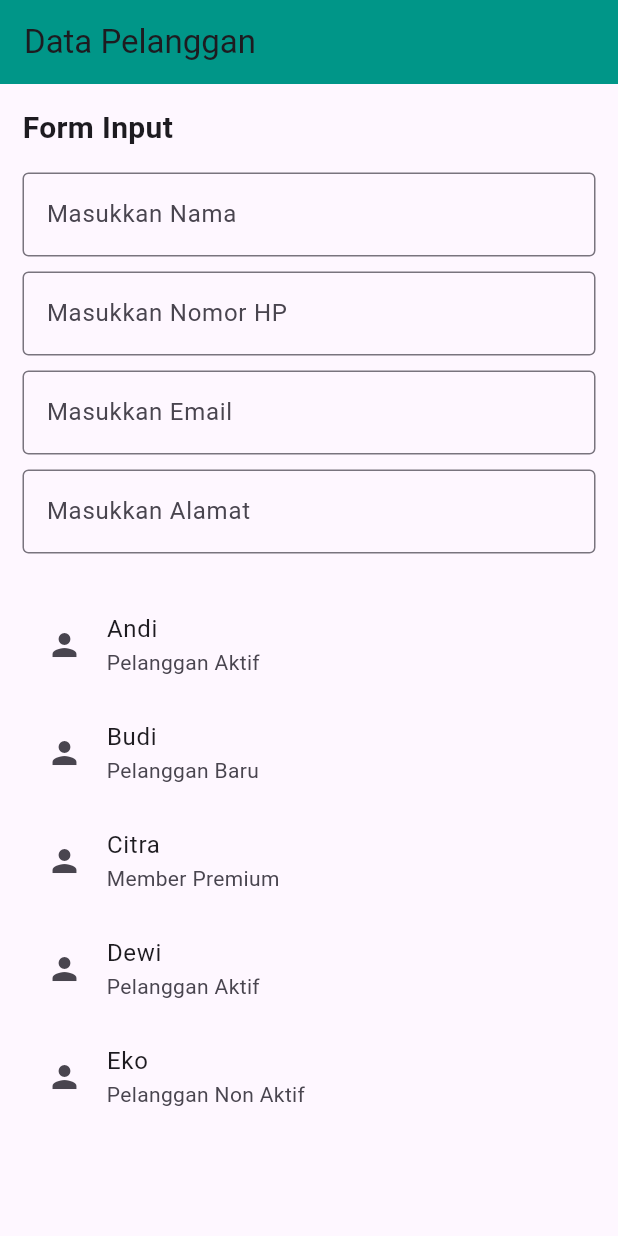
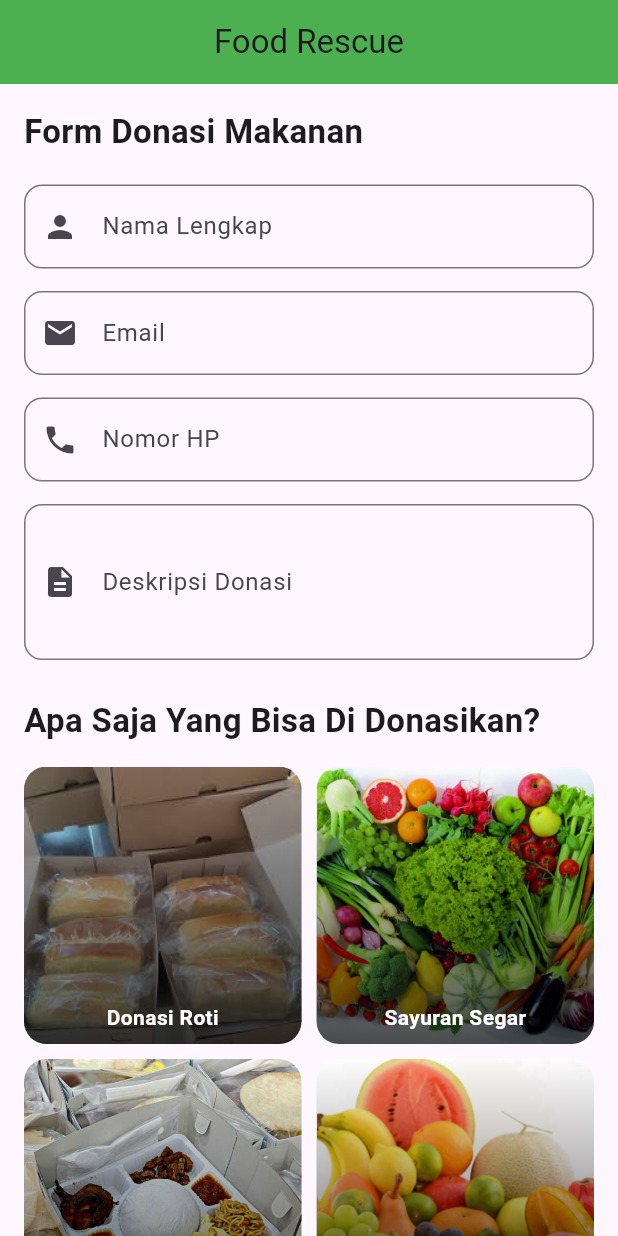
Before and after one commit to mfahriarteezy/latihan_flutter1, a Flutter app: the screen it shows after launch, on a phone screen of 412 x 824 dp. Run offline on Flutter 3.47's test engine with Material 3 defaults, Android fonts, the phone set to English and light mode, and no system bars.

Commit message:
Menambahkan tugas 3 flutter food rescue

```diff
--- a/lib/main.dart
+++ b/lib/main.dart
@@ -1,3 +1,4 @@
+import 'package:chronicles/tugas3flutter.dart';
 import 'package:flutter/material.dart';
 
 void main() {
@@ -7,95 +8,116 @@ void main() {
 class MyApp extends StatelessWidget {
   const MyApp({super.key});
 
+  // This widget is the root of your application.
   @override
   Widget build(BuildContext context) {
     return MaterialApp(
-      debugShowCheckedModeBanner: false,
-      home: Scaffold(
-        appBar: AppBar(
-          title: const Text("Data Pelanggan"),
-          backgroundColor: Colors.teal,
-        ),
+      title: 'Flutter Demo',
+      theme: ThemeData(
+        // This is the theme of your application.
+        //
+        // TRY THIS: Try running your application with "flutter run". You'll see
+        // the application has a purple toolbar. Then, without quitting the app,
+        // try changing the seedColor in the colorScheme below to Colors.green
+        // and then invoke "hot reload" (save your changes or press the "hot
+        // reload" button in a Flutter-supported IDE, or press "r" if you used
+        // the command line to start the app).
+        //
+        // Notice that the counter didn't reset back to zero; the application
+        // state is not lost during the reload. To reset the state, use hot
+        // restart instead.
+        //
+        // This works for code too, not just values: Most code changes can be
+        // tested with just a hot reload.
+        colorScheme: .fromSeed(seedColor: Colors.deepPurple),
+      ),
+      home: FoodRescuePage(),
+    );
+  }
+}
 
-        body: ListView(
-          padding: const EdgeInsets.all(15),
+class MyHomePage extends StatefulWidget {
+  const MyHomePage({super.key, required this.title});
 
+  // This widget is the home page of your application. It is stateful, meaning
+  // that it has a State object (defined below) that contains fields that affect
+  // how it looks.
+
+  // This class is the configuration for the state. It holds the values (in this
+  // case the title) provided by the parent (in this case the App widget) and
+  // used by the build method of the State. Fields in a Widget subclass are
+  // always marked "final".
+
+  final String title;
+
+  @override
+  State<MyHomePage> createState() => _MyHomePageState();
+}
+
+class _MyHomePageState extends State<MyHomePage> {
+  int _counter = 0;
+
+  void _incrementCounter() {
+    setState(() {
+      // This call to setState tells the Flutter framework that something has
+      // changed in this State, which causes it to rerun the build method below
+      // so that the display can reflect the updated values. If we changed
+      // _counter without calling setState(), then the build method would not be
+      // called again, and so nothing would appear to happen.
+      _counter++;
+    });
+  }
+
+  @override
+  Widget build(BuildContext context) {
+    // This method is rerun every time setState is called, for instance as done
+    // by the _incrementCounter method above.
+    //
+    // The Flutter framework has been optimized to make rerunning build methods
+    // fast, so that you can just rebuild anything that needs updating rather
+    // than having to individually change instances of widgets.
+    return Scaffold(
+      appBar: AppBar(
+        // TRY THIS: Try changing the color here to a specific color (to
+        // Colors.amber, perhaps?) and trigger a hot reload to see the AppBar
+        // change color while the other colors stay the same.
+        backgroundColor: Theme.of(context).colorScheme.inversePrimary,
+        // Here we take the value from the MyHomePage object that was created by
+        // the App.build method, and use it to set our appbar title.
+        title: Text(widget.title),
+      ),
+      body: Center(
+        // Center is a layout widget. It takes a single child and positions it
+        // in the middle of the parent.
+        child: Column(
+          // Column is also a layout widget. It takes a list of children and
+          // arranges them vertically. By default, it sizes itself to fit its
+          // children horizontally, and tries to be as tall as its parent.
+          //
+          // Column has various properties to control how it sizes itself and
+          // how it positions its children. Here we use mainAxisAlignment to
+          // center the children vertically; the main axis here is the vertical
+          // axis because Columns are vertical (the cross axis would be
+          // horizontal).
+          //
+          // TRY THIS: Invoke "debug painting" (choose the "Toggle Debug Paint"
+          // action in the IDE, or press "p" in the console), to see the
+          // wireframe for each widget.
+          mainAxisAlignment: .center,
           children: [
-            const Text(
-              "Form Input",
-              style: TextStyle(fontSize: 20, fontWeight: FontWeight.bold),
-            ),
-
-            const SizedBox(height: 15),
-
-            TextField(
-              decoration: InputDecoration(
-                hintText: "Masukkan Nama",
-                border: OutlineInputBorder(),
-              ),
-            ),
-
-            const SizedBox(height: 10),
-
-            TextField(
-              decoration: InputDecoration(
-                hintText: "Masukkan Nomor HP",
-                border: OutlineInputBorder(),
-              ),
-            ),
-
-            const SizedBox(height: 10),
-
-            TextField(
-              decoration: InputDecoration(
-                hintText: "Masukkan Email",
-                border: OutlineInputBorder(),
-              ),
-            ),
-
-            const SizedBox(height: 10),
-
-            TextField(
-              decoration: InputDecoration(
-                hintText: "Masukkan Alamat",
-                border: OutlineInputBorder(),
-              ),
-            ),
-
-            const SizedBox(height: 25),
-
-            ListTile(
-              leading: Icon(Icons.person),
-              title: Text("Andi"),
-              subtitle: Text("Pelanggan Aktif"),
-            ),
-
-            ListTile(
-              leading: Icon(Icons.person),
-              title: Text("Budi"),
-              subtitle: Text("Pelanggan Baru"),
-            ),
-
-            ListTile(
-              leading: Icon(Icons.person),
-              title: Text("Citra"),
-              subtitle: Text("Member Premium"),
-            ),
-
-            ListTile(
-              leading: Icon(Icons.person),
-              title: Text("Dewi"),
-              subtitle: Text("Pelanggan Aktif"),
-            ),
-
-            ListTile(
-              leading: Icon(Icons.person),
-              title: Text("Eko"),
-              subtitle: Text("Pelanggan Non Aktif"),
+            const Text('You have pushed the button this many times:'),
+            Text(
+              '$_counter',
+              style: Theme.of(context).textTheme.headlineMedium,
             ),
           ],
         ),
       ),
+      floatingActionButton: FloatingActionButton(
+        onPressed: _incrementCounter,
+        tooltip: 'Increment',
+        child: const Icon(Icons.add),
+      ),
     );
   }
 }
--- /dev/null
+++ b/lib/tugas3flutter.dart
@@ -0,0 +1,339 @@
+import 'package:flutter/material.dart';
+
+class FoodRescuePage extends StatelessWidget {
+  const FoodRescuePage({super.key});
+
+  @override
+  Widget build(BuildContext context) {
+    return Scaffold(
+      appBar: AppBar(
+        title: const Text("Food Rescue"),
+        centerTitle: true,
+        backgroundColor: Colors.green,
+      ),
+
+      body: SingleChildScrollView(
+        child: Padding(
+          padding: const EdgeInsets.all(16.0),
+
+          child: Column(
+            crossAxisAlignment: CrossAxisAlignment.start,
+            children: [
+              /// JUDUL FORM
+              const Text(
+                "Form Donasi Makanan",
+                style: TextStyle(fontSize: 22, fontWeight: FontWeight.bold),
+              ),
+
+              const SizedBox(height: 20),
+
+              /// TEXTFIELD NAMA
+              TextField(
+                decoration: InputDecoration(
+                  labelText: "Nama Lengkap",
+                  border: OutlineInputBorder(
+                    borderRadius: BorderRadius.circular(12),
+                  ),
+                  prefixIcon: const Icon(Icons.person),
+                ),
+              ),
+
+              const SizedBox(height: 15),
+
+              /// TEXTFIELD EMAIL
+              TextField(
+                decoration: InputDecoration(
+                  labelText: "Email",
+                  border: OutlineInputBorder(
+                    borderRadius: BorderRadius.circular(12),
+                  ),
+                  prefixIcon: const Icon(Icons.email),
+                ),
+              ),
+
+              const SizedBox(height: 15),
+
+              /// TEXTFIELD NO HP
+              TextField(
+                decoration: InputDecoration(
+                  labelText: "Nomor HP",
+                  border: OutlineInputBorder(
+                    borderRadius: BorderRadius.circular(12),
+                  ),
+                  prefixIcon: const Icon(Icons.phone),
+                ),
+              ),
+
+              const SizedBox(height: 15),
+
+              /// TEXTFIELD DESKRIPSI
+              TextField(
+                maxLines: 3,
+                decoration: InputDecoration(
+                  labelText: "Deskripsi Donasi",
+                  border: OutlineInputBorder(
+                    borderRadius: BorderRadius.circular(12),
+                  ),
+                  prefixIcon: const Icon(Icons.description),
+                ),
+              ),
+
+              const SizedBox(height: 25),
+
+              /// JUDUL GALERI
+              const Text(
+                "Apa Saja Yang Bisa Di Donasikan?",
+                style: TextStyle(fontSize: 22, fontWeight: FontWeight.bold),
+              ),
+
+              const SizedBox(height: 15),
+
+              /// GRIDVIEW
+              GridView.count(
+                crossAxisCount: 2,
+                crossAxisSpacing: 10,
+                mainAxisSpacing: 10,
+
+                /// WAJIB
+                shrinkWrap: true,
+                physics: const NeverScrollableScrollPhysics(),
+
+                children: [
+                  /// ITEM 1
+                  Stack(
+                    children: [
+                      Container(
+                        decoration: BoxDecoration(
+                          borderRadius: BorderRadius.circular(15),
+                          image: const DecorationImage(
+                            image: AssetImage("assets/images/rotidonasi.jpg"),
+                            fit: BoxFit.cover,
+                          ),
+                        ),
+                      ),
+
+                      Container(
+                        alignment: Alignment.bottomCenter,
+                        padding: const EdgeInsets.all(8),
+                        decoration: BoxDecoration(
+                          borderRadius: BorderRadius.circular(15),
+                          gradient: LinearGradient(
+                            begin: Alignment.topCenter,
+                            end: Alignment.bottomCenter,
+                            colors: [
+                              Colors.transparent,
+                              Colors.black.withOpacity(0.7),
+                            ],
+                          ),
+                        ),
+                        child: const Text(
+                          "Donasi Roti",
+                          style: TextStyle(
+                            color: Colors.white,
+                            fontWeight: FontWeight.bold,
+                          ),
+                        ),
+                      ),
+                    ],
+                  ),
+
+                  /// ITEM 2
+                  Stack(
+                    children: [
+                      Container(
+                        decoration: BoxDecoration(
+                          borderRadius: BorderRadius.circular(15),
+                          image: const DecorationImage(
+                            image: AssetImage("assets/images/sayuransegar.jpg"),
+                            fit: BoxFit.cover,
+                          ),
+                        ),
+                      ),
+
+                      Container(
+                        alignment: Alignment.bottomCenter,
+                        padding: const EdgeInsets.all(8),
+                        decoration: BoxDecoration(
+                          borderRadius: BorderRadius.circular(15),
+                          gradient: LinearGradient(
+                            begin: Alignment.topCenter,
+                            end: Alignment.bottomCenter,
+                            colors: [
+                              Colors.transparent,
+                              Colors.black.withOpacity(0.7),
+                            ],
+                          ),
+                        ),
+                        child: const Text(
+                          "Sayuran Segar",
+                          style: TextStyle(
+                            color: Colors.white,
+                            fontWeight: FontWeight.bold,
+                          ),
+                        ),
+                      ),
+                    ],
+                  ),
+
+                  /// ITEM 3
+                  Stack(
+                    children: [
+                      Container(
+                        decoration: BoxDecoration(
+                          borderRadius: BorderRadius.circular(15),
+                          image: const DecorationImage(
+                            image: AssetImage("assets/images/nasikotak.jpg"),
+                            fit: BoxFit.cover,
+                          ),
+                        ),
+                      ),
+
+                      Container(
+                        alignment: Alignment.bottomCenter,
+                        padding: const EdgeInsets.all(8),
+                        decoration: BoxDecoration(
+                          borderRadius: BorderRadius.circular(15),
+                          gradient: LinearGradient(
+                            begin: Alignment.topCenter,
+                            end: Alignment.bottomCenter,
+                            colors: [
+                              Colors.transparent,
+                              Colors.black.withOpacity(0.7),
+                            ],
+                          ),
+                        ),
+                        child: const Text(
+                          "Nasi Kotak",
+                          style: TextStyle(
+                            color: Colors.white,
+                            fontWeight: FontWeight.bold,
+                          ),
+                        ),
+                      ),
+                    ],
+                  ),
+
+                  /// ITEM 4
+                  Stack(
+                    children: [
+                      Container(
+                        decoration: BoxDecoration(
+                          borderRadius: BorderRadius.circular(15),
+                          image: const DecorationImage(
+                            image: AssetImage("assets/images/buahsegar.jpg"),
+                            fit: BoxFit.cover,
+                          ),
+                        ),
+                      ),
+
+                      Container(
+                        alignment: Alignment.bottomCenter,
+                        padding: const EdgeInsets.all(8),
+                        decoration: BoxDecoration(
+                          borderRadius: BorderRadius.circular(15),
+                          gradient: LinearGradient(
+                            begin: Alignment.topCenter,
+                            end: Alignment.bottomCenter,
+                            colors: [
+                              Colors.transparent,
+                              Colors.black.withOpacity(0.7),
+                            ],
+                          ),
+                        ),
+                        child: const Text(
+                          "Buah Segar",
+                          style: TextStyle(
+                            color: Colors.white,
+                            fontWeight: FontWeight.bold,
+                          ),
+                        ),
+                      ),
+                    ],
+                  ),
+
+                  /// ITEM 5
+                  Stack(
+                    children: [
+                      Container(
+                        decoration: BoxDecoration(
+                          borderRadius: BorderRadius.circular(15),
+                          image: const DecorationImage(
+                            image: AssetImage(
+                              "assets/images/makanan siap saji.jpg",
+                            ),
+                            fit: BoxFit.cover,
+                          ),
+                        ),
+                      ),
+
+                      Container(
+                        alignment: Alignment.bottomCenter,
+                        padding: const EdgeInsets.all(8),
+                        decoration: BoxDecoration(
+                          borderRadius: BorderRadius.circular(15),
+                          gradient: LinearGradient(
+                            begin: Alignment.topCenter,
+                            end: Alignment.bottomCenter,
+                            colors: [
+                              Colors.transparent,
+                              Colors.black.withOpacity(0.7),
+                            ],
+                          ),
+                        ),
+                        child: const Text(
+                          "Makanan Siap Saji",
+                          style: TextStyle(
+                            color: Colors.white,
+                            fontWeight: FontWeight.bold,
+                          ),
+                        ),
+                      ),
+                    ],
+                  ),
+
+                  /// ITEM 6
+                  Stack(
+                    children: [
+                      Container(
+                        decoration: BoxDecoration(
+                          borderRadius: BorderRadius.circular(15),
+                          image: const DecorationImage(
+                            image: AssetImage("assets/images/sembako.jpg"),
+                            fit: BoxFit.cover,
+                          ),
+                        ),
+                      ),
+
+                      Container(
+                        alignment: Alignment.bottomCenter,
+                        padding: const EdgeInsets.all(8),
+                        decoration: BoxDecoration(
+                          borderRadius: BorderRadius.circular(15),
+                          gradient: LinearGradient(
+                            begin: Alignment.topCenter,
+                            end: Alignment.bottomCenter,
+                            colors: [
+                              Colors.transparent,
+                              Colors.black.withOpacity(0.7),
+                            ],
+                          ),
+                        ),
+                        child: const Text(
+                          "Sembako dan Olahan",
+                          style: TextStyle(
+                            color: Colors.white,
+                            fontWeight: FontWeight.bold,
+                          ),
+                        ),
+                      ),
+                    ],
+                  ),
+                ],
+              ),
+            ],
+          ),
+        ),
+      ),
+    );
+  }
+}
--- a/pubspec.yaml
+++ b/pubspec.yaml
@@ -59,7 +59,7 @@ flutter:
 
   # To add assets to your application, add an assets section, like this:
   assets:
-    - assets/images/cr7.jpg
+    - assets/images/
   #   - images/a_dot_ham.jpeg
 
   # An image asset can refer to one or more resolution-specific "variants", see
```
Also changed, not shown: assets/images/buahsegar.jpg (added), assets/images/cr7.jpg (deleted), assets/images/makanan siap saji.jpg (added), assets/images/nasikotak.jpg (added), assets/images/rotidonasi.jpg (added), assets/images/sayuransegar.jpg (added), assets/images/sembako.jpg (added).
